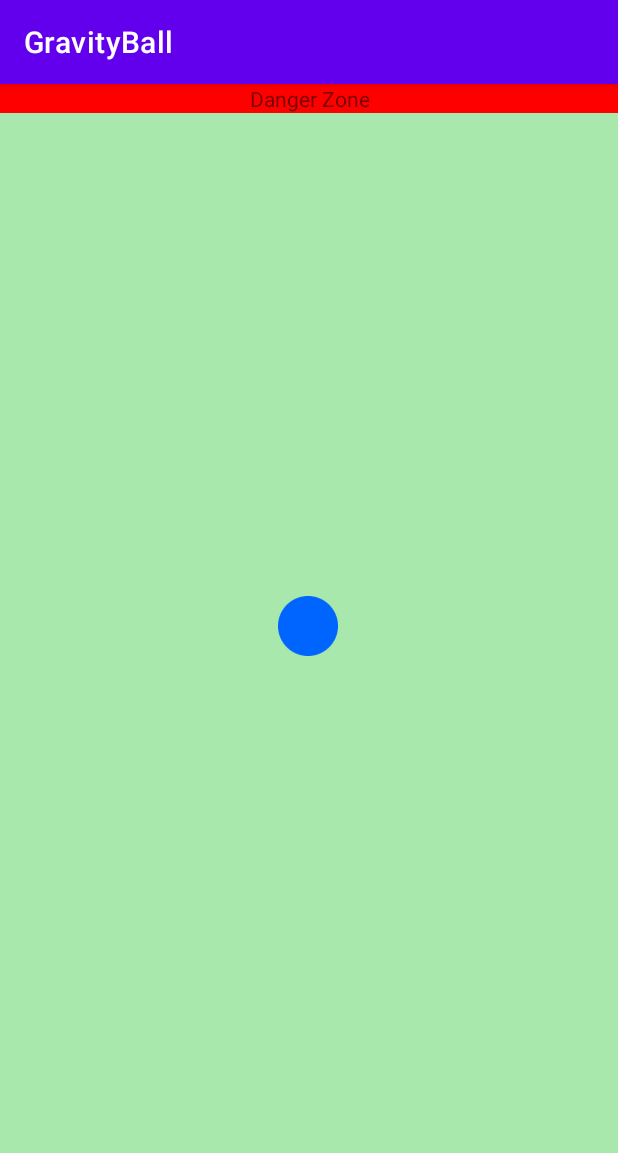
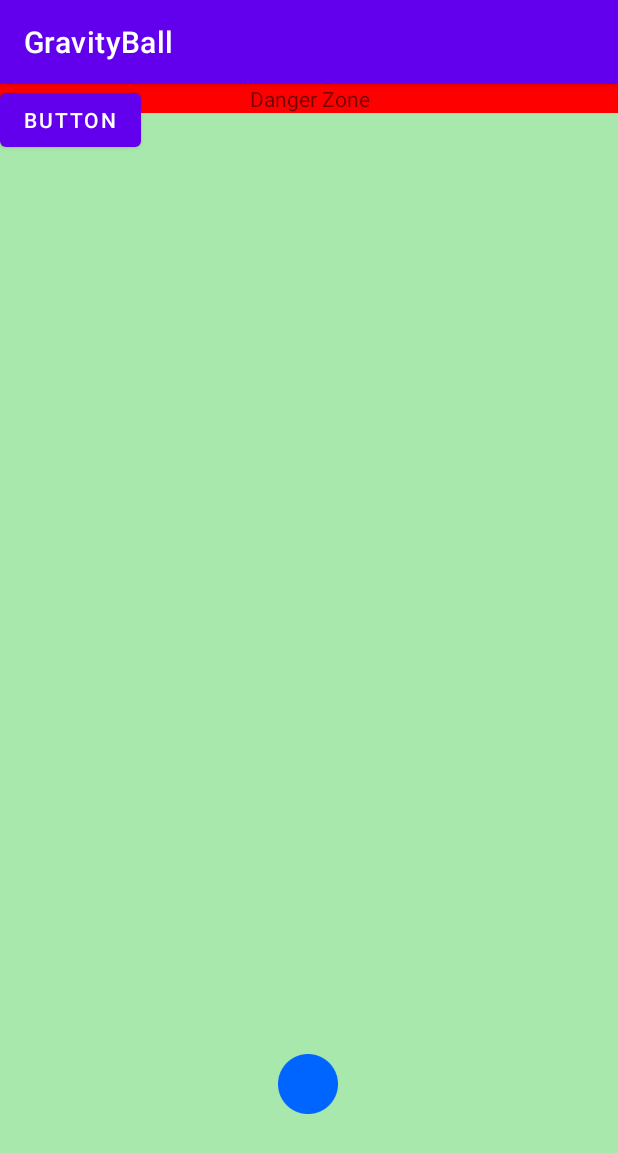
Before and after one commit to DPJProgramming/GravityBall, an Android app: the GamePlayFragment screen opened through its navigation route, on a phone screen of 412 x 824 dp. Shown: the top 1153 px of the screen. Run offline under Robolectric (Android 15) with nearby library versions, the phone set to English and light mode, and no system bars.

Commit message:
Ball Drop and Game Over functioning

```diff
--- a/app/src/main/java/com/example/gravityball/GamePlayFragment.kt
+++ b/app/src/main/java/com/example/gravityball/GamePlayFragment.kt
@@ -12,11 +12,11 @@ import android.view.LayoutInflater
 import android.view.MotionEvent
 import android.view.View
 import android.view.ViewGroup
-import android.view.animation.AnimationSet
 import android.widget.ImageView
 import androidx.annotation.RequiresApi
 import androidx.constraintlayout.widget.ConstraintLayout
 import androidx.fragment.app.Fragment
+import androidx.navigation.findNavController
 import kotlin.random.Random
 
 
@@ -41,32 +41,37 @@ class GamePlayFragment : Fragment() {
         val screen: ConstraintLayout = view.findViewById<ConstraintLayout>(R.id.display)
         val ball = view.findViewById<ImageView>(R.id.ball)
         val screenWidth: Int = resources.displayMetrics.widthPixels
-        val screenHeight: Int = resources.displayMetrics.widthPixels
+        val screenHeight: Int = (resources.displayMetrics.heightPixels)
+        val platform = view.findViewById<ImageView>(R.id.platform)
 
         //set animation for ball falling
-        //ball.animate().translationYBy(screenHeight.toFloat()).setDuration(2000)
-        //val ballDrop.interpolator = AccelerateInterpolator()
-        //animation.start()
-        //val ballAnimationSet = AnimationSet(true)
+        dropTheBall(ball, screenHeight, view, )
 
         //set touch controls and animate ball
-        screen.setOnTouchListener(object: View.OnTouchListener{
+        moveTheBall(screen, screenWidth, ball, screenHeight)
+
+        //begin platform animations
+        animatePlatforms(screen, screenWidth, platform, screenHeight)
+
+        return view
+    }
+
+    @SuppressLint("ClickableViewAccessibility")
+    private fun moveTheBall(screen: ConstraintLayout, screenWidth: Int, ball: ImageView, screenHeight: Int) {
+        screen.setOnTouchListener(object : View.OnTouchListener {
             @RequiresApi(Build.VERSION_CODES.R)
             @SuppressLint("ClickableViewAccessibility")
 
-            override fun onTouch(view: View, move: MotionEvent):Boolean{
+            override fun onTouch(view: View, move: MotionEvent): Boolean {
                 val touchPoint: Float = move.getX()
-                //val screenWidth: Int = resources.displayMetrics.widthPixels
-                //val windowMetrics = activity!!.windowManager.currentWindowMetrics
-                //val screenWidth = windowMetrics.bounds.width()
                 val touch: Int = move.getActionMasked()
 
-                when(touch){
+                when (touch) {
                     MotionEvent.ACTION_DOWN -> {
-                        Log.i("touchDown", "touck down is working")
+                        Log.i("touchDown", "touch down is working")
 
-                        //if right side of screen is pressed
-                        if(touchPoint < screenWidth && touchPoint > screenWidth/2){
+                        //if right side of screen is pressed, move ball right
+                        if (touchPoint < screenWidth && touchPoint > screenWidth / 2) {
                             Log.i("right", "touched right side")
 
                             var moveBall = ball.animate().translationXBy(1500f).setDuration(1500)
@@ -77,74 +82,92 @@ class GamePlayFragment : Fragment() {
 
                                 if (ballPosition + ball.width >= screenWidth) {
                                     moveBall.cancel()
+                                    dropTheBall(ball, screenHeight, view)
                                 }
                             }
                         }
 
-                        //if left is pressed
-                        else{
+                        //if left is pressed move left unless ball is at edge of screen
+                        else {
                             Log.i("touchDown", "touched left side")
 
                             //animate ball left
                             var moveBall = ball.animate().translationXBy(-1500f).setDuration(1500)
 
                             //sets listener for ball's position so it doesn't go out of bounds
-                            moveBall.setUpdateListener{
+                            moveBall.setUpdateListener {
                                 val ballPosition = ball.x
                                 if (ballPosition <= 0) {
                                     moveBall.cancel()
+                                    dropTheBall(ball, screenHeight, view)
                                 }
                             }
                         }
                     }
+
+                    //no longer touching the screen so the ball stops moving
                     MotionEvent.ACTION_UP -> {
                         Log.i("touchUp", "touch up is working")
                         ball.animate().cancel()
+                        dropTheBall(ball, screenHeight, view)
                     }
-//                    MotionEvent.ACTION_MOVE -> {
-//                    Log.i("touchMove", "touch move is working")
-//                    }
                 }
                 return true
             }
         })
-
-
-
-        animatePlatforms(screen)
-
-        return view
     }
 
-    private fun animatePlatforms(view: View){
+    private fun dropTheBall(ball: ImageView, screenHeight: Int, view: View) {
+        val ballDrop = ball.animate().translationYBy(screenHeight.toFloat()).setDuration(3000)
+        val platform = view.findViewById<ImageView>(R.id.platform)
+        ballDrop.setUpdateListener {
+            var ballPosition = ball.y
+
+//            if(ball.y - ball.height >= platform.y){
+//                ballDrop.cancel()
+//                val ballUp = ball.animate().translationYBy(-2100f).setDuration(3000)
+//            }
+
+            if (ballPosition + ball.height + 225 >= screenHeight) {
+                ballDrop.cancel()
+            }
+
+            if (ballPosition <= 0) {
+                ballDrop.cancel()
+                view.findNavController().navigate(R.id.action_gamePlayFragment2_to_gameOverFragment)
+            }
+        }
+    }
+
+    private fun animatePlatforms(view: View, screenWidth: Int, platform: ImageView, screenHeight: Int){
         // Initialize platform ImageView
-        val platform = view.findViewById<ImageView>(R.id.platform)
+        //val platform = view.findViewById<ImageView>(R.id.platform)
 
         //make an array of directions to use for positioning the platform
-        //val position = arrayOf<String>("")
+        val position = arrayOf<Int>(0, screenWidth/2 - platform.width/2, screenWidth - platform.width)
+        val randomPosition = position[Random.nextInt(0, position.size-1)]
 
         //set platform to random platform in list
         val random = Random.nextInt(0, platformList.size)
         platform.setImageResource(platformList[random])
 
-        //set the height of platform so they are all the same height
-        platform.getLayoutParams().height = 50
+        //set the height of platform so they are all the same height and the width to match drawable
+        platform.layoutParams.height = 50
 
-        //get starting, desired end position, duration, and right of left positioning
-        val start = (platform.height.toFloat() + (view.height.toFloat() ?: 0f))
+        //get starting, desired end position, duration, and right left positioning
         val end = -2100f
-        val speed: Long = 2000
+        val speed: Long = 3000
+        platform.x = position[Random.nextInt(0, position.size)].toFloat()
 
         //move the platform
         val animation = platform.animate().translationYBy(end).setDuration(speed)
-        //animation.interpolator = AccelerateInterpolator()
-        //animation.start()
 
         //resets view to original position and calls animate again after delay
         animation.setListener(object : AnimatorListenerAdapter() {
             override fun onAnimationEnd(animation: Animator) {
-                platform.y = start
-                handler.postDelayed({ animatePlatforms(view) }, 0)
+                platform.y = screenHeight + 40.toFloat()
+                platform.x = (screenWidth/2 - platform.width/2).toFloat()
+                handler.postDelayed({ animatePlatforms(view, screenWidth, platform, screenHeight) }, 0)
             }
         })
     }
--- a/app/src/main/res/layout/fragment_game_play.xml
+++ b/app/src/main/res/layout/fragment_game_play.xml
@@ -44,4 +44,12 @@
         app:layout_constraintTop_toTopOf="parent"
         app:layout_constraintVertical_bias="0.439" />
 
+    <Button
+        android:id="@+id/button"
+        android:layout_width="wrap_content"
+        android:layout_height="wrap_content"
+        android:text="Button"
+        tools:layout_editor_absoluteX="101dp"
+        tools:layout_editor_absoluteY="159dp" />
+
 </androidx.constraintlayout.widget.ConstraintLayout>
```
